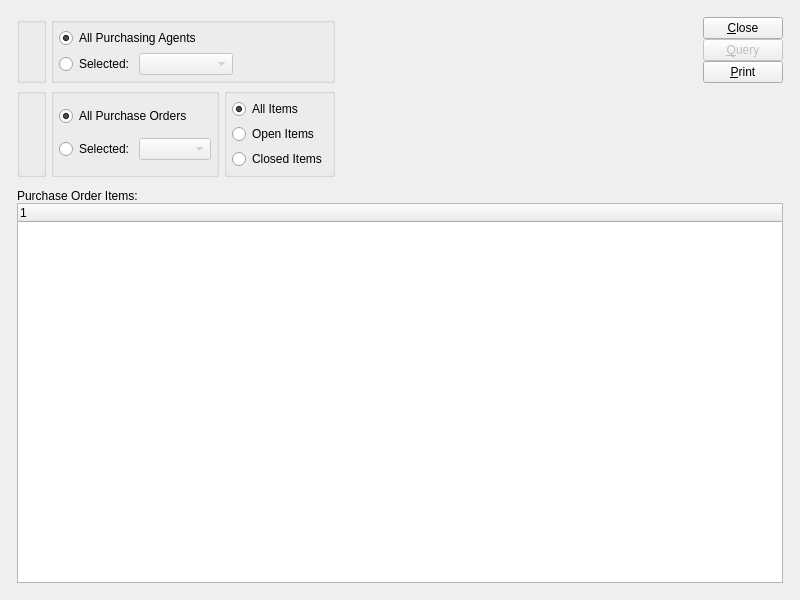
This is guiclient/dspPoItemsByVendor.ui in Pegasus-RPG/xtuple-client as Qt 5 draws it before an edit. The edited form follows.
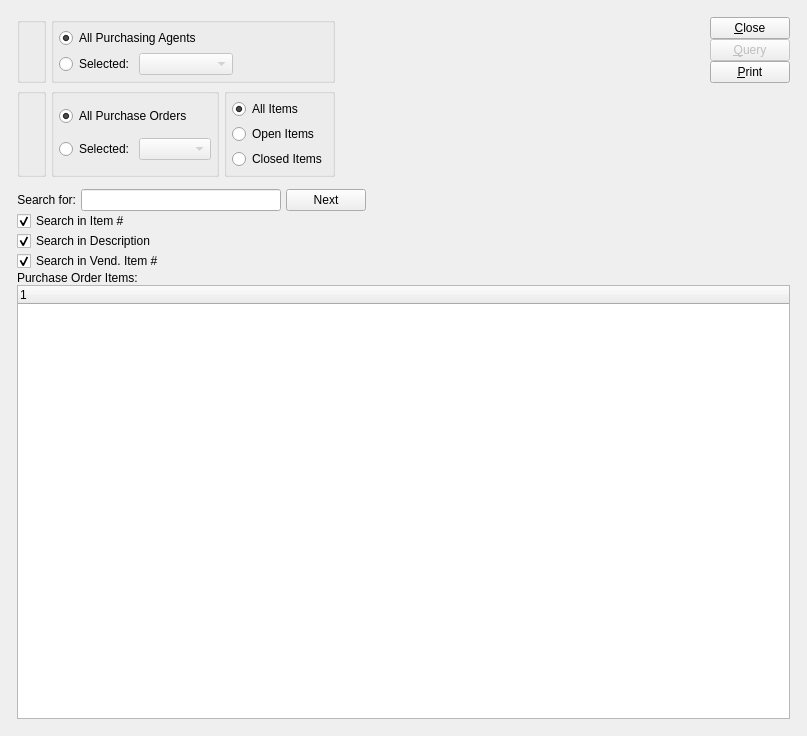
This is the edited form. Custom widgets are drawn as their Qt base class.

Commit message: Issue #8396:add filter and vend item #, patch from jstandring, retain changes in previous revision

Patch:
```diff
--- a/guiclient/dspPoItemsByVendor.ui
+++ b/guiclient/dspPoItemsByVendor.ui
@@ -7,13 +7,13 @@
 is available at www.xtuple.com/CPAL.  By using this software, you agree
 to be bound by its terms.</comment>
  <class>dspPoItemsByVendor</class>
- <widget class="QWidget" name="dspPoItemsByVendor" >
-  <property name="geometry" >
+ <widget class="QWidget" name="dspPoItemsByVendor">
+  <property name="geometry">
    <rect>
     <x>0</x>
     <y>0</y>
-    <width>800</width>
-    <height>600</height>
+    <width>807</width>
+    <height>736</height>
    </rect>
   </property>
   <property name="windowTitle" >
@@ -306,8 +306,101 @@
            <number>0</number>
           </property>
           <item>
-           <widget class="QLabel" name="_poitemLit" >
-            <property name="text" >
+           <layout class="QGridLayout" name="gridLayout_9">
+            <property name="spacing">
+             <number>0</number>
+            </property>
+            <item row="0" column="0">
+             <layout class="QHBoxLayout" name="_2">
+              <property name="sizeConstraint">
+               <enum>QLayout::SetDefaultConstraint</enum>
+              </property>
+              <item>
+               <widget class="QLabel" name="_searchForLit">
+                <property name="text">
+                 <string>Search for:</string>
+                </property>
+                <property name="alignment">
+                 <set>Qt::AlignRight|Qt::AlignTrailing|Qt::AlignVCenter</set>
+                </property>
+                <property name="buddy">
+                 <cstring>_searchFor</cstring>
+                </property>
+               </widget>
+              </item>
+              <item>
+               <widget class="XLineEdit" name="_searchFor">
+                <property name="sizePolicy">
+                 <sizepolicy hsizetype="Minimum" vsizetype="Fixed">
+                  <horstretch>0</horstretch>
+                  <verstretch>0</verstretch>
+                 </sizepolicy>
+                </property>
+                <property name="minimumSize">
+                 <size>
+                  <width>200</width>
+                  <height>0</height>
+                 </size>
+                </property>
+               </widget>
+              </item>
+              <item>
+               <widget class="QPushButton" name="_next">
+                <property name="text">
+                 <string>Next</string>
+                </property>
+               </widget>
+              </item>
+              <item>
+               <spacer name="horizontalSpacer_3">
+                <property name="orientation">
+                 <enum>Qt::Horizontal</enum>
+                </property>
+                <property name="sizeHint" stdset="0">
+                 <size>
+                  <width>40</width>
+                  <height>20</height>
+                 </size>
+                </property>
+               </spacer>
+              </item>
+             </layout>
+            </item>
+            <item row="1" column="0">
+             <widget class="QCheckBox" name="_searchItemNum">
+              <property name="text">
+               <string>Search in Item #</string>
+              </property>
+              <property name="checked">
+               <bool>true</bool>
+              </property>
+             </widget>
+            </item>
+            <item row="2" column="0">
+             <widget class="QCheckBox" name="_searchDesc">
+              <property name="text">
+               <string>Search in Description</string>
+              </property>
+              <property name="checked">
+               <bool>true</bool>
+              </property>
+             </widget>
+            </item>
+            <item row="3" column="0">
+             <widget class="QCheckBox" name="_searchVendItem">
+              <property name="text">
+               <string>Search in Vend. Item #</string>
+              </property>
+              <property name="checked">
+               <bool>true</bool>
+              </property>
+             </widget>
+            </item>
+           </layout>
+          </item>
+          <item>
+           <widget class="QLabel" name="_poitemLit">
+            <property name="text">
              <string>Purchase Order Items:</string>
             </property>
            </widget>
@@ -331,7 +424,7 @@
    </item>
   </layout>
  </widget>
- <layoutdefault spacing="5" margin="5" />
+ <layoutdefault spacing="5" margin="5"/>
  <pixmapfunction>qPixmapFromMimeSource</pixmapfunction>
  <customwidgets>
   <customwidget>
@@ -349,6 +442,12 @@
    <extends>QComboBox</extends>
    <header>xcombobox.h</header>
   </customwidget>
+  <customwidget>
+   <class>XLineEdit</class>
+   <extends>QLineEdit</extends>
+   <header>xlineedit.h</header>
+   <container>1</container>
+  </customwidget>
   <customwidget>
    <class>XTreeWidget</class>
    <extends>QTreeWidget</extends>
```
Left out of the diff: 234 changed lines with no effect on the pictures. The commit also changes 2 other files.
